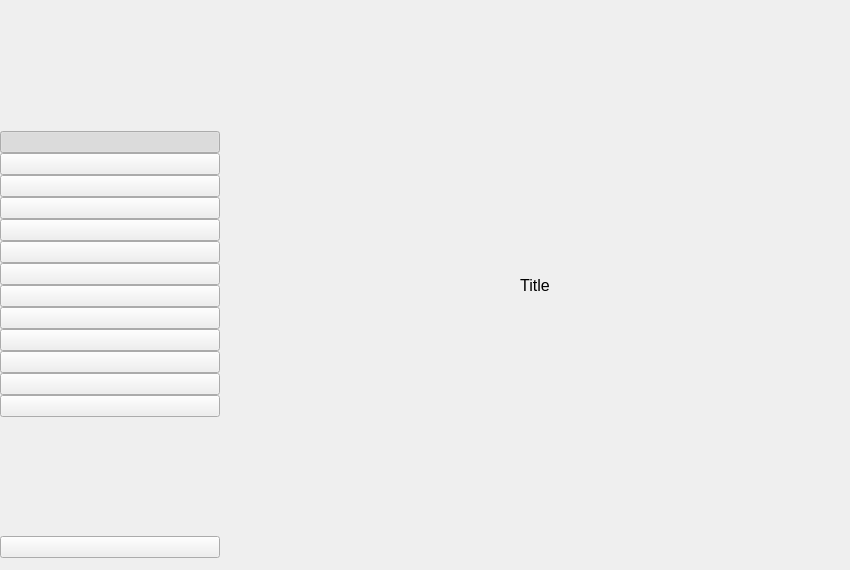
The window that shared/nexis/app.ui (s4solutionsllc/Nexis) describes before a commit, drawn with Qt 5.
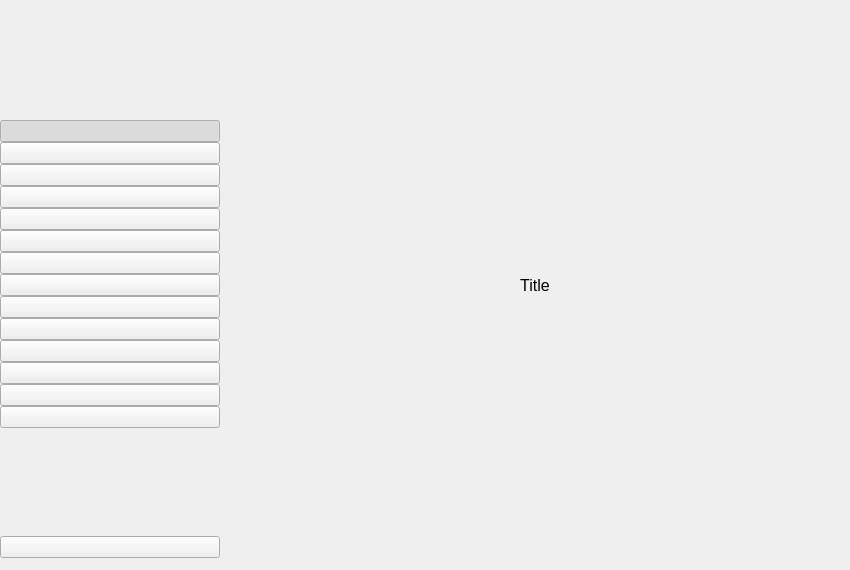
The same window after the commit. Icons and pictures are not drawn.

Commit message:
feat(docker): add Docker management page (FR-20)
New sidebar page for managing Docker images, containers, and volumes.
DockerTool backend wraps Docker CLI commands with pipe-delimited format
parsing. Three-tab UI with grouped tree views (In Use/Dangling/Other
for images, Running/Exited/Paused for containers, In Use/Unused for
volumes), batch remove/prune with confirmation dialogs, container
start/stop, search filtering, lazy tab loading, and daemon status
detection. Page conditionally shown when Docker is installed.

Patch:
```diff
--- a/shared/nexis/app.ui
+++ b/shared/nexis/app.ui
@@ -350,6 +350,34 @@
          </attribute>
         </widget>
        </item>
+       <item>
+        <widget class="QPushButton" name="btnDocker">
+         <property name="cursor">
+          <cursorShape>PointingHandCursor</cursorShape>
+         </property>
+         <property name="focusPolicy">
+          <enum>Qt::NoFocus</enum>
+         </property>
+         <property name="toolTip">
+          <string>Docker</string>
+         </property>
+         <property name="text">
+          <string/>
+         </property>
+         <property name="iconSize">
+          <size>
+           <width>28</width>
+           <height>28</height>
+          </size>
+         </property>
+         <property name="checkable">
+          <bool>true</bool>
+         </property>
+         <attribute name="buttonGroup">
+          <string notr="true">sidebarBtnGroup</string>
+         </attribute>
+        </widget>
+       </item>
        <item>
         <widget class="QPushButton" name="btnHelpers">
          <property name="cursor">
```
The commit also changes 15 other files.
